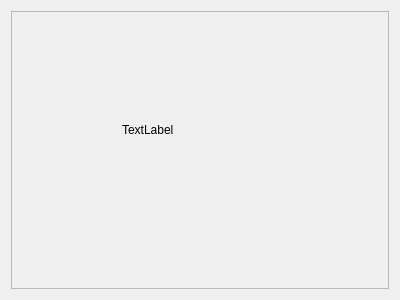
Old version of the form photo_frame.ui in the repository avmm9898/mini_Photoshop.
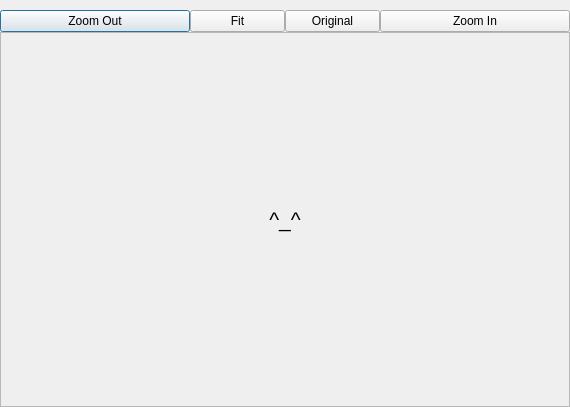
New version of the form. Icons and pictures are not drawn.

Patch:
```diff
--- a/photo_frame.ui
+++ b/photo_frame.ui
@@ -6,47 +6,157 @@
    <rect>
     <x>0</x>
     <y>0</y>
-    <width>400</width>
-    <height>300</height>
+    <width>570</width>
+    <height>407</height>
    </rect>
   </property>
   <property name="windowTitle">
    <string>Dialog</string>
   </property>
+  <property name="statusTip">
+   <string notr="true"/>
+  </property>
+  <property name="sizeGripEnabled">
+   <bool>false</bool>
+  </property>
+  <property name="modal">
+   <bool>false</bool>
+  </property>
   <layout class="QGridLayout" name="gridLayout">
    <property name="sizeConstraint">
     <enum>QLayout::SetNoConstraint</enum>
    </property>
+   <property name="leftMargin">
+    <number>0</number>
+   </property>
+   <property name="topMargin">
+    <number>10</number>
+   </property>
+   <property name="rightMargin">
+    <number>0</number>
+   </property>
+   <property name="bottomMargin">
+    <number>0</number>
+   </property>
+   <property name="spacing">
+    <number>0</number>
+   </property>
    <item row="0" column="0">
+    <widget class="QPushButton" name="zoomout_btn">
+     <property name="text">
+      <string>Zoom Out</string>
+     </property>
+     <property name="icon">
+      <iconset>
+       <normaloff>zoom-out.png</normaloff>zoom-out.png</iconset>
+     </property>
+    </widget>
+   </item>
+   <item row="3" column="0" colspan="3">
     <widget class="QScrollArea" name="scrollArea">
+     <property name="minimumSize">
+      <size>
+       <width>100</width>
+       <height>100</height>
+      </size>
+     </property>
+     <property name="maximumSize">
+      <size>
+       <width>10000</width>
+       <height>10000</height>
+      </size>
+     </property>
+     <property name="layoutDirection">
+      <enum>Qt::LeftToRight</enum>
+     </property>
      <property name="widgetResizable">
       <bool>true</bool>
      </property>
+     <property name="alignment">
+      <set>Qt::AlignCenter</set>
+     </property>
      <widget class="QWidget" name="scrollAreaWidgetContents">
       <property name="geometry">
        <rect>
         <x>0</x>
         <y>0</y>
-        <width>376</width>
-        <height>276</height>
+        <width>568</width>
+        <height>365</height>
        </rect>
       </property>
-      <widget class="QLabel" name="label">
-       <property name="geometry">
-        <rect>
-         <x>110</x>
-         <y>110</y>
-         <width>58</width>
-         <height>15</height>
-        </rect>
+      <property name="sizePolicy">
+       <sizepolicy hsizetype="Expanding" vsizetype="Expanding">
+        <horstretch>0</horstretch>
+        <verstretch>0</verstretch>
+       </sizepolicy>
+      </property>
+      <property name="layoutDirection">
+       <enum>Qt::LeftToRight</enum>
+      </property>
+      <layout class="QGridLayout" name="gridLayout_2">
+       <property name="leftMargin">
+        <number>5</number>
        </property>
-       <property name="text">
-        <string>TextLabel</string>
+       <property name="topMargin">
+        <number>5</number>
        </property>
-      </widget>
+       <property name="rightMargin">
+        <number>5</number>
+       </property>
+       <property name="bottomMargin">
+        <number>5</number>
+       </property>
+       <item row="1" column="0">
+        <widget class="QLabel" name="label">
+         <property name="font">
+          <font>
+           <pointsize>16</pointsize>
+          </font>
+         </property>
+         <property name="mouseTracking">
+          <bool>true</bool>
+         </property>
+         <property name="text">
+          <string>^_^</string>
+         </property>
+         <property name="alignment">
+          <set>Qt::AlignCenter</set>
+         </property>
+        </widget>
+       </item>
+      </layout>
      </widget>
     </widget>
    </item>
+   <item row="0" column="2">
+    <widget class="QPushButton" name="zoomin_btn">
+     <property name="text">
+      <string>Zoom In</string>
+     </property>
+     <property name="icon">
+      <iconset>
+       <normaloff>zoom-in.png</normaloff>zoom-in.png</iconset>
+     </property>
+    </widget>
+   </item>
+   <item row="0" column="1">
+    <layout class="QHBoxLayout" name="horizontalLayout_3">
+     <item>
+      <widget class="QPushButton" name="fit_btn">
+       <property name="text">
+        <string>Fit</string>
+       </property>
+      </widget>
+     </item>
+     <item>
+      <widget class="QPushButton" name="ori_btn">
+       <property name="text">
+        <string>Original</string>
+       </property>
+      </widget>
+     </item>
+    </layout>
+   </item>
   </layout>
  </widget>
  <resources/>
```
Left out of the diff: 12 changed lines with no effect on the pictures.
